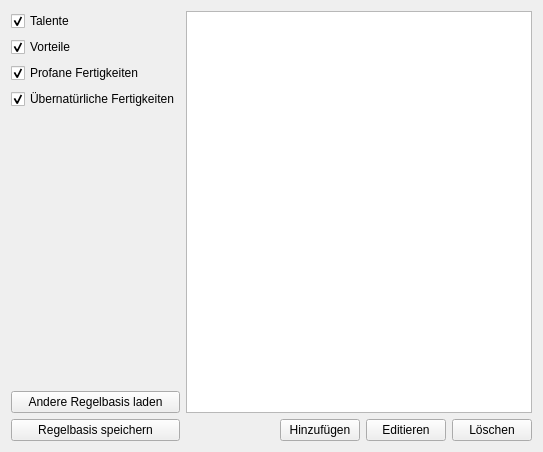
Before: the Qt Designer form UI/DatenbankMain.ui in Aeolitus/Sephrasto, drawn with Qt 5.
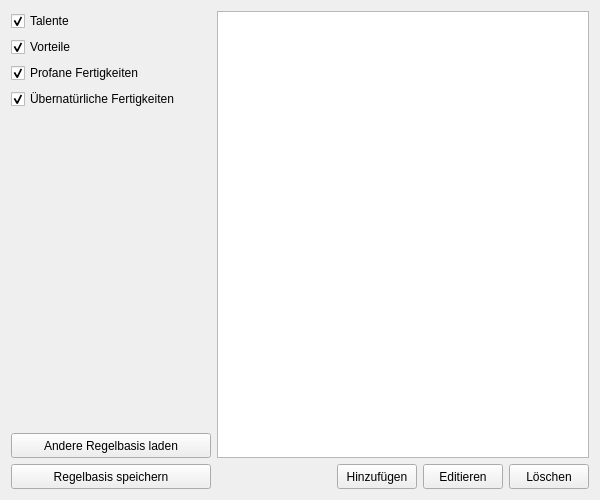
After: the same form once the commit is applied.

```diff
--- a/UI/DatenbankMain.ui
+++ b/UI/DatenbankMain.ui
@@ -9,8 +9,8 @@
    <rect>
     <x>0</x>
     <y>0</y>
-    <width>543</width>
-    <height>452</height>
+    <width>600</width>
+    <height>500</height>
    </rect>
   </property>
   <property name="windowTitle">
@@ -56,6 +56,12 @@
        </item>
        <item>
         <widget class="QCheckBox" name="showUebernatuerlicheFertigkeiten">
+         <property name="minimumSize">
+          <size>
+           <width>200</width>
+           <height>0</height>
+          </size>
+         </property>
          <property name="text">
           <string>Übernatürliche Fertigkeiten</string>
          </property>
@@ -79,6 +85,12 @@
        </item>
        <item>
         <widget class="QPushButton" name="buttonLoadDB">
+         <property name="minimumSize">
+          <size>
+           <width>0</width>
+           <height>25</height>
+          </size>
+         </property>
          <property name="text">
           <string>Andere Regelbasis laden</string>
          </property>
@@ -86,6 +98,12 @@
        </item>
        <item>
         <widget class="QPushButton" name="buttonSaveDB">
+         <property name="minimumSize">
+          <size>
+           <width>0</width>
+           <height>25</height>
+          </size>
+         </property>
          <property name="text">
           <string>Regelbasis speichern</string>
          </property>
@@ -115,6 +133,12 @@
          </item>
          <item>
           <widget class="QPushButton" name="buttonHinzufuegen">
+           <property name="minimumSize">
+            <size>
+             <width>0</width>
+             <height>25</height>
+            </size>
+           </property>
            <property name="text">
             <string>Hinzufügen</string>
            </property>
@@ -122,6 +146,12 @@
          </item>
          <item>
           <widget class="QPushButton" name="buttonEditieren">
+           <property name="minimumSize">
+            <size>
+             <width>0</width>
+             <height>25</height>
+            </size>
+           </property>
            <property name="text">
             <string>Editieren</string>
            </property>
@@ -129,6 +159,12 @@
          </item>
          <item>
           <widget class="QPushButton" name="buttonLoeschen">
+           <property name="minimumSize">
+            <size>
+             <width>0</width>
+             <height>25</height>
+            </size>
+           </property>
            <property name="text">
             <string>Löschen</string>
            </property>
```
